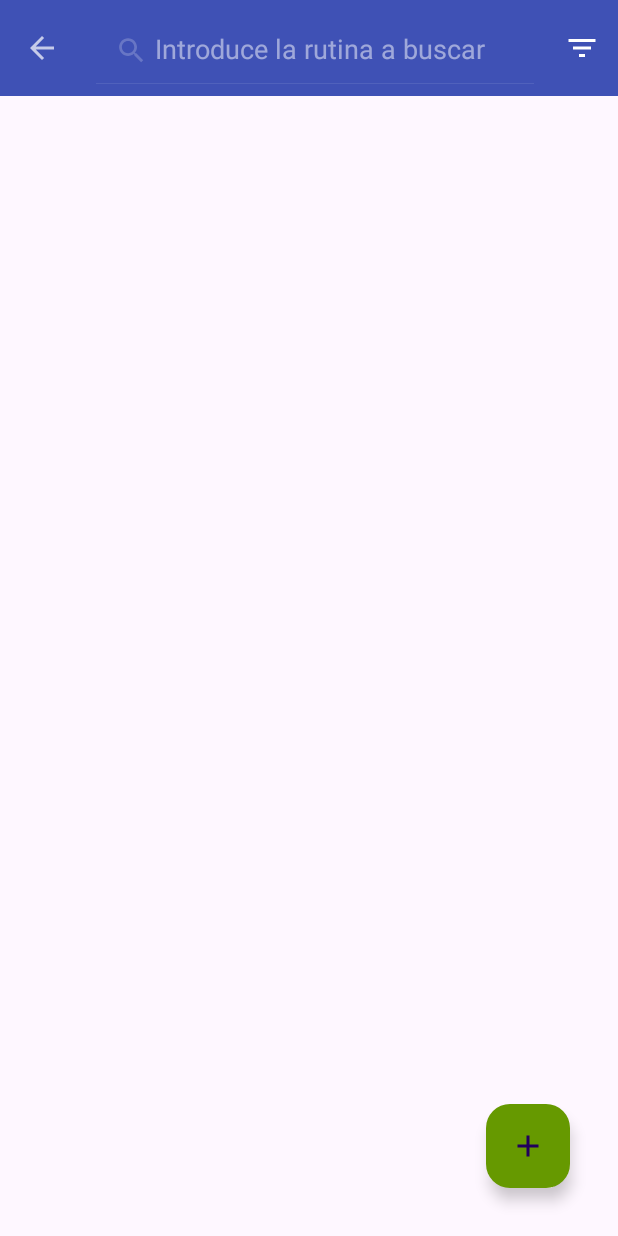
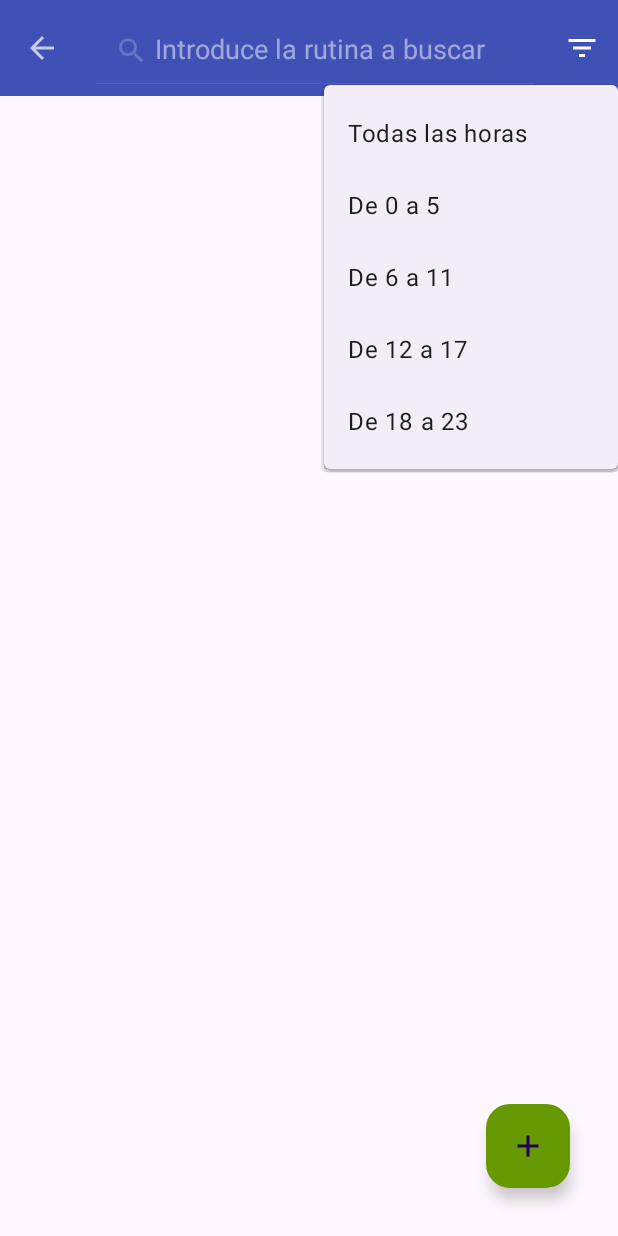
Before and after one commit to AntobioNallez/AplicacionRutinas2, an Android app: the screen it shows after launch (MainActivity), after a tap on "Filtrar por hora", on a phone screen of 412 x 824 dp. Run offline under Robolectric (Android 15) with nearby library versions, the phone set to English and light mode, and no system bars; 1 other tap on this screen came first.

Commit message:
Filtrado por horas
Añadida la posibilidad de filtrar por horas en conjunto con la busqueda

```diff
--- a/app/src/main/java/com/example/aplicacionrutinas/Adaptador/RutinaAdaptador.java
+++ b/app/src/main/java/com/example/aplicacionrutinas/Adaptador/RutinaAdaptador.java
@@ -56,8 +56,8 @@ public class RutinaAdaptador extends RecyclerView.Adapter<RutinaAdaptador.ViewHo
      * @param hora Hora de la rutina
      * @return Hora calculada
      */
-    private String calculoHora(String hora) {
-        long minutos = Long.parseLong(hora) / 60000;
+    private String calculoHora(long hora) {
+        long minutos = hora / 60000;
         long horas = minutos / 60;
         minutos = minutos % 60;
         if (minutos == 0) {
--- a/app/src/main/java/com/example/aplicacionrutinas/AddRutina.java
+++ b/app/src/main/java/com/example/aplicacionrutinas/AddRutina.java
@@ -114,7 +114,6 @@ public class AddRutina extends BottomSheetDialogFragment {
                     Toast.makeText(requireContext(), "Por favor introduce una hora válida.", Toast.LENGTH_SHORT).show();
                     return;
                 }
-                stringHora = stringHora.substring(0, 2) + ":" + stringHora.substring(2, 4);
             }
 
             String[] tiempo = stringHora.split(":");
@@ -123,13 +122,13 @@ public class AddRutina extends BottomSheetDialogFragment {
             if (isUpdate) { //Comprueba si es la actualizacion de una rutina ya existente o si es nueva
                 int idRutina = bundle.getInt("id");
                 Rutina rutinaAntigua = db.obtenerRutina(idRutina);
-                GestorAlarma.cancelarAlarma(requireContext(), Long.parseLong(rutinaAntigua.getHora()));
+                GestorAlarma.cancelarAlarma(requireContext(), rutinaAntigua.getHora());
                 db.actualizarRutina(idRutina, rutina, String.valueOf(hora), "Lunes");
             } else {
                 Rutina rutina1 = new Rutina();
                 rutina1.setStatus(1);
                 rutina1.setRutina(rutina);
-                rutina1.setHora(String.valueOf(hora));
+                rutina1.setHora(hora);
                 db.insertarRutina(rutina1);
             }
 
--- a/app/src/main/java/com/example/aplicacionrutinas/BaseDeDatos/BaseDeDatosHandler.java
+++ b/app/src/main/java/com/example/aplicacionrutinas/BaseDeDatos/BaseDeDatosHandler.java
@@ -14,7 +14,7 @@ import java.util.List;
 
 public class BaseDeDatosHandler extends SQLiteOpenHelper {
 
-    private static final String DATABASE_NAME = "rutinas.db"; // Nombre correcto de la base de datos
+    private static final String DATABASE_NAME = "rutinas.db";
     private static final int DATABASE_VERSION = 1;
     private static final String RUTINAS_TABLE = "rutina";
     private static final String RUTINA_ID = "id";
@@ -23,17 +23,24 @@ public class BaseDeDatosHandler extends SQLiteOpenHelper {
     private static final String RUTINA_HORA = "hora";
     private static final String RUTINA_DIA = "dia";
     private static final String CREATE_TABLE_QUERY = "CREATE TABLE " + RUTINAS_TABLE + "(" + RUTINA_ID + " INTEGER PRIMARY KEY AUTOINCREMENT, "
-            + RUTINA_NOMBRE + " TEXT, " + RUTINA_STATUS + " INTEGER, " + RUTINA_HORA + " TEXT, " + RUTINA_DIA + " TEXT)";
+            + RUTINA_NOMBRE + " TEXT, " + RUTINA_STATUS + " INTEGER, " + RUTINA_HORA + " INTEGER, " + RUTINA_DIA + " TEXT)";
 
     private SQLiteDatabase db;
+    private final long[][] rangosHoras = {
+            {0, 86340000}, // 0:00 a 23:59
+            {0, 21540000}, // 0:00 a 5:59
+            {21600000, 43140000}, // 6:00 a 11:59
+            {43200000, 64740000}, // 12:00 a 17:59
+            {64800000, 86340000}  // 18:00 a 23:59
+    };
 
     public BaseDeDatosHandler(Context context) {
-        super(context, DATABASE_NAME, null, DATABASE_VERSION); // Nombre correcto de la base de datos
+        super(context, DATABASE_NAME, null, DATABASE_VERSION);
     }
 
     @Override
     public void onCreate(SQLiteDatabase sqLiteDatabase) {
-        sqLiteDatabase.execSQL(CREATE_TABLE_QUERY); // Usa el objeto pasado como argumento
+        sqLiteDatabase.execSQL(CREATE_TABLE_QUERY);
     }
 
     /**
@@ -46,14 +53,14 @@ public class BaseDeDatosHandler extends SQLiteOpenHelper {
     @Override
     public void onUpgrade(SQLiteDatabase sqLiteDatabase, int oldVersion, int newVersion) {
         sqLiteDatabase.execSQL("DROP TABLE IF EXISTS " + RUTINAS_TABLE);
-        onCreate(sqLiteDatabase); // Usa el objeto pasado como argumento
+        onCreate(sqLiteDatabase);
     }
 
     /**
      * Inicializa la base de datos para poder escribir
      */
     public void abrirBaseDeDatos() {
-        db = this.getWritableDatabase(); // Inicializa la base de datos
+        db = this.getWritableDatabase();
     }
 
     /**
@@ -89,9 +96,12 @@ public class BaseDeDatosHandler extends SQLiteOpenHelper {
      * @return List que contiene las rutinas encontradas
      */
     @SuppressLint("Range")
-    public List<Rutina> buscarRutinas(String texto) {
-        String query = "SELECT * FROM rutina WHERE nombre LIKE ?";
-        return obtenerRutinaConQuery(query, new String[]{texto + "%"});
+    public List<Rutina> buscarRutinas(String texto, int rangoHora) {
+        String query = "SELECT * FROM rutina WHERE nombre LIKE ? AND hora >= ? AND hora <= ?";
+        long inicio = rangosHoras[rangoHora][0];
+        long fin = rangosHoras[rangoHora][1];
+
+        return obtenerRutinaConQuery(query, new String[]{texto + "%", String.valueOf(inicio), String.valueOf(fin)});
     }
 
     /**
@@ -127,7 +137,7 @@ public class BaseDeDatosHandler extends SQLiteOpenHelper {
     public void actualizarRutina(int id, String rutina, String hora, String dia) {
         ContentValues values = new ContentValues();
         values.put(RUTINA_NOMBRE, rutina);
-        values.put(RUTINA_HORA, hora);
+        values.put(RUTINA_HORA, Rutina.convertirHoraAMilisegundos(hora)); // Convertir hora
         values.put(RUTINA_DIA, dia);
         actualizarRutinaPorId(id, values);
     }
@@ -150,6 +160,7 @@ public class BaseDeDatosHandler extends SQLiteOpenHelper {
      */
     private List<Rutina> obtenerRutinaConQuery(String query, String[] argumentos) {
         List<Rutina> rutinas = new ArrayList<>();
+        query += " ORDER BY hora ASC"; //Ordenar por hora ascendente
         try (Cursor cursor = db.rawQuery(query, argumentos)) {
             if (cursor != null && cursor.moveToFirst()) {
                 do {
@@ -173,7 +184,7 @@ public class BaseDeDatosHandler extends SQLiteOpenHelper {
         rutina.setId(cursor.getInt(cursor.getColumnIndex(RUTINA_ID)));
         rutina.setRutina(cursor.getString(cursor.getColumnIndex(RUTINA_NOMBRE)));
         rutina.setStatus(cursor.getInt(cursor.getColumnIndex(RUTINA_STATUS)));
-        rutina.setHora(cursor.getString(cursor.getColumnIndex(RUTINA_HORA)));
+        rutina.setHora(cursor.getLong(cursor.getColumnIndex(RUTINA_HORA)));
         rutina.setDia(cursor.getString(cursor.getColumnIndex(RUTINA_DIA)));
         return rutina;
     }
--- a/app/src/main/java/com/example/aplicacionrutinas/MainActivity.java
+++ b/app/src/main/java/com/example/aplicacionrutinas/MainActivity.java
@@ -5,9 +5,11 @@ import android.os.Bundle;
 import android.view.Menu;
 import android.view.MenuInflater;
 import android.view.MenuItem;
+import android.view.View;
 
 import androidx.annotation.NonNull;
 import androidx.appcompat.app.AppCompatActivity;
+import androidx.appcompat.widget.PopupMenu;
 import androidx.appcompat.widget.SearchView;
 import androidx.appcompat.widget.Toolbar;
 import androidx.recyclerview.widget.ItemTouchHelper;
@@ -30,6 +32,8 @@ public class MainActivity extends AppCompatActivity implements DialogCloseListen
     private Toolbar toolbar;
     private List<Rutina> rutinas;
     private BaseDeDatosHandler db;
+    private int opcionFiltrado = 0;
+    private String busquedaActual = "";
 
     @Override
     protected void onCreate(Bundle savedInstanceState) {
@@ -97,16 +101,47 @@ public class MainActivity extends AppCompatActivity implements DialogCloseListen
 
             @Override
             public boolean onQueryTextChange(String newText) {
+                busquedaActual = newText;
                 cargarRutinas(newText);
                 return true;
             }
         });
 
+        MenuItem filtrarItem = menu.findItem(R.id.filtrar);
+        filtrarItem.setOnMenuItemClickListener(item -> {
+            showPopUp(findViewById(R.id.filtrar));
+            return true;
+        });
+
         return true;
     }
 
+    private void showPopUp(View view) {
+        PopupMenu popupMenu = new PopupMenu(this, view);
+        MenuInflater inflater = popupMenu.getMenuInflater();
+        inflater.inflate(R.menu.menu_filter, popupMenu.getMenu());
+
+        popupMenu.setOnMenuItemClickListener(item -> {
+           if (item.getItemId() == R.id.option1) {
+               opcionFiltrado = 0;
+           } else if (item.getItemId() == R.id.option2) {
+               opcionFiltrado = 1;
+           } else if (item.getItemId() == R.id.option3) {
+               opcionFiltrado = 2;
+           } else if (item.getItemId() == R.id.option4) {
+               opcionFiltrado = 3;
+           } else if (item.getItemId() == R.id.option5) {
+               opcionFiltrado = 4;
+           }
+           cargarRutinas(busquedaActual);
+           return true;
+        });
+
+        popupMenu.show();
+    }
+
     private void cargarRutinas(String query) {
-        List<Rutina> rutinasQuery = db.buscarRutinas(query);
+        List<Rutina> rutinasQuery = db.buscarRutinas(query, opcionFiltrado);
         rutinaAdaptador.setRutinas(rutinasQuery);
     }
 
--- a/app/src/main/java/com/example/aplicacionrutinas/RecyclerTouchHelper.java
+++ b/app/src/main/java/com/example/aplicacionrutinas/RecyclerTouchHelper.java
@@ -60,7 +60,7 @@ public class RecyclerTouchHelper extends ItemTouchHelper.SimpleCallback {
         builder.setMessage("¿Estás seguro de que quieres eliminar esta rutina?");
         builder.setPositiveButton("Sí", (dialogInterface, i) -> {
             List<Rutina> rutinas = rutinaAdaptador.getRutinas();
-            GestorAlarma.cancelarAlarma(rutinaAdaptador.getContext(), Long.parseLong(rutinas.get(posicion).getHora()));
+            GestorAlarma.cancelarAlarma(rutinaAdaptador.getContext(), rutinas.get(posicion).getHora());
             rutinaAdaptador.borrarRutina(posicion);
         });
         builder.setNegativeButton(R.string.cancelOption, (dialogInterface, i) -> rutinaAdaptador.notifyItemChanged(posicion));
--- /dev/null
+++ b/app/src/main/res/menu/menu_filter.xml
@@ -0,0 +1,19 @@
+<?xml version="1.0" encoding="utf-8"?>
+<menu xmlns:android="http://schemas.android.com/apk/res/android">
+    <item
+        android:id="@+id/option1"
+        android:title="@string/opcion1" />
+    <item
+        android:id="@+id/option2"
+        android:title="@string/opcion2" />
+    <item
+        android:id="@+id/option3"
+        android:title="@string/opcion3" />
+    <item
+        android:id="@+id/option4"
+        android:title="@string/opcion4" />
+    <item
+        android:id="@+id/option5"
+        android:title="@string/opcion5" />
+
+</menu>
--- a/app/src/main/res/values/strings.xml
+++ b/app/src/main/res/values/strings.xml
@@ -8,4 +8,9 @@
     <string name="busquedaBarra">Buscar</string>
     <string name="filtrar">Filtrar por hora</string>
     <string name="cancelOption">Cancelar</string>
+    <string name="opcion1">Todas las horas</string>
+    <string name="opcion2">De 0 a 5</string>
+    <string name="opcion3">De 6 a 11</string>
+    <string name="opcion4">De 12 a 17</string>
+    <string name="opcion5">De 18 a 23</string>
 </resources>
```
Also changed, not shown: app/src/main/java/com/example/aplicacionrutinas/Modelo/Rutina.java (+17 -3 lines).
